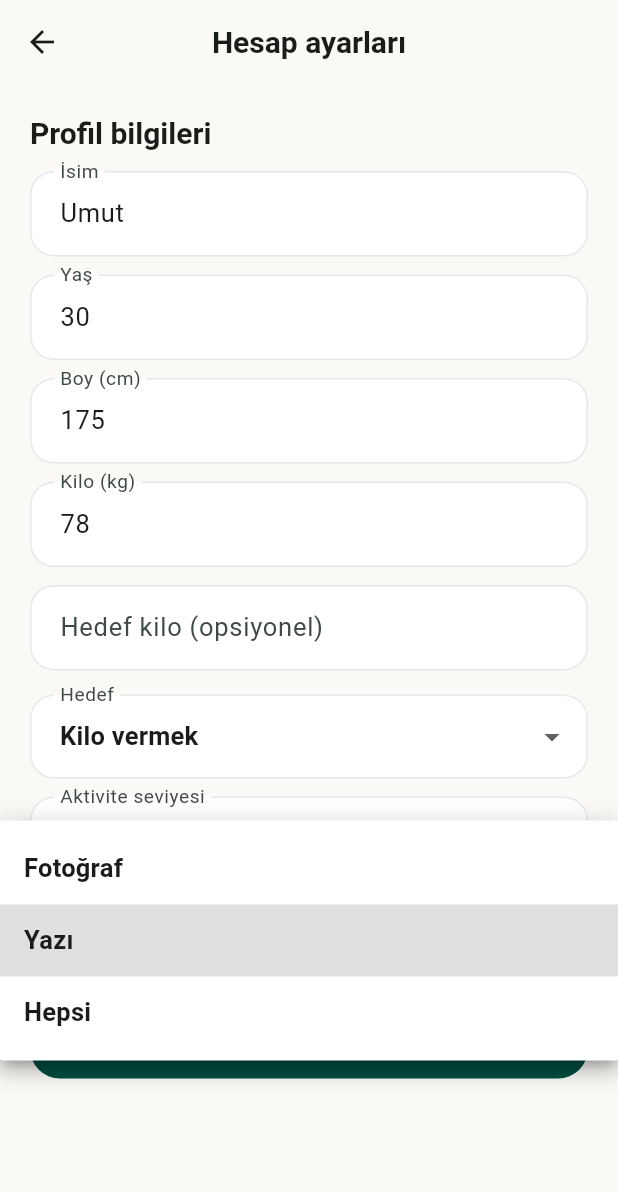
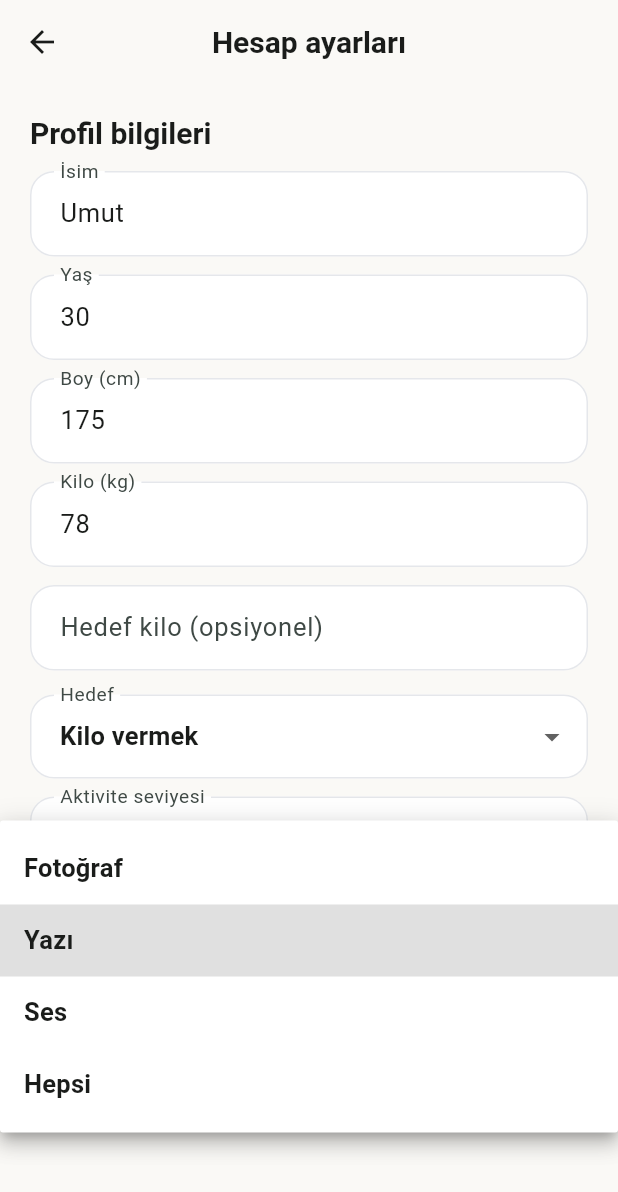
Before and after one commit to kutlu18/NutriEasy, a Flutter app: the AccountSettingsView screen opened directly, after a tap on "Yazı", on a phone screen of 412 x 824 dp. Shown: the top 1192 px of the screen. Run offline on Flutter 3.47's test engine with Material 3 defaults, Android fonts, the phone set to English and light mode, and no system bars; our stand-ins replace shared_preferences, supabase_flutter; accounts and stored records are empty; network calls fail.

Commit message:
ux(onboarding-fix): resolve analyzer errors from previous ux commit
Three errors and two minor warnings surfaced in flutter analyze after
applying the ux(onboarding) commit:

1. LoggingMethod.voice referenced in onboarding but the enum only
   declared {photo, text, mixed}. The new _LoggingStep correctly
   showed a 'Sesle' tile (mic_none icon, 'Yakında' badge when the
   voice flag is off) to match the entry sheet, but the enum was
   never extended. Adding voice across:
     - enum LoggingMethod { photo, text, voice, mixed }
     - loggingMethodFromDb: 'voice' => LoggingMethod.voice
     - loggingMethodDbValue: LoggingMethod.voice => 'voice'
     - LoggingMethodTitle: LoggingMethod.voice => 'Ses'

2. unused_import warning for '../../app/app_state.dart' in
   onboarding_view.dart. AppScope.of(context) already returns
   AppState; the explicit import was redundant.

3. no_leading_underscores_for_local_identifiers lint on a local
   function '_isComingSoon' inside _LoggingStep.build. Renamed
   to 'isComingSoon' at the definition and the single call site.

These were oversights in the previous commit -- not new product
decisions. The behavior is identical, just compiling now.

```diff
--- a/flutter_app/lib/core/models/user.dart
+++ b/flutter_app/lib/core/models/user.dart
@@ -178,6 +178,7 @@ ActivityLevel activityLevelFromDb(Object? value) => switch (value?.toString()) {
 LoggingMethod loggingMethodFromDb(Object? value) => switch (value?.toString()) {
       'photo' => LoggingMethod.photo,
       'text' => LoggingMethod.text,
+      'voice' => LoggingMethod.voice,
       'mixed' => LoggingMethod.mixed,
       _ => LoggingMethod.mixed,
     };
@@ -209,6 +210,7 @@ String activityLevelDbValue(ActivityLevel value) => switch (value) {
 String loggingMethodDbValue(LoggingMethod value) => switch (value) {
       LoggingMethod.photo => 'photo',
       LoggingMethod.text => 'text',
+      LoggingMethod.voice => 'voice',
       LoggingMethod.mixed => 'mixed',
     };
 
@@ -248,12 +250,13 @@ extension ActivityLevelTitle on ActivityLevel {
 }
 
 
-enum LoggingMethod { photo, text, mixed }
+enum LoggingMethod { photo, text, voice, mixed }
 
 extension LoggingMethodTitle on LoggingMethod {
   String get title => switch (this) {
         LoggingMethod.photo => 'Fotoğraf',
         LoggingMethod.text => 'Yazı',
+        LoggingMethod.voice => 'Ses',
         LoggingMethod.mixed => 'Hepsi',
       };
 }
--- a/flutter_app/lib/features/onboarding/onboarding_view.dart
+++ b/flutter_app/lib/features/onboarding/onboarding_view.dart
@@ -1,6 +1,5 @@
 import 'package:flutter/material.dart';
 import '../../app/app_scope.dart';
-import '../../app/app_state.dart';
 import '../../core/models.dart';
 import '../../shared/design_system.dart';
 import '../../shared/widgets.dart';
@@ -500,7 +499,7 @@ class _LoggingStep extends StatelessWidget {
       if (photoEnabled && voiceEnabled) LoggingMethod.mixed,
     ];
 
-    bool _isComingSoon(LoggingMethod method) => switch (method) {
+    bool isComingSoon(LoggingMethod method) => switch (method) {
           LoggingMethod.text => false,
           LoggingMethod.photo => !photoEnabled,
           LoggingMethod.voice => !voiceEnabled,
@@ -523,7 +522,7 @@ class _LoggingStep extends StatelessWidget {
         const SizedBox(height: 16),
         ...methods.map(
           (method) {
-            final comingSoon = _isComingSoon(method);
+            final comingSoon = isComingSoon(method);
             return Padding(
               padding: const EdgeInsets.only(bottom: 10),
               child: InkWell(
```
